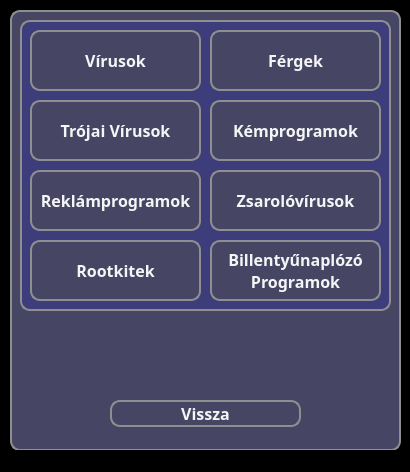
pkristof1999/Szakdolgozat, file src/main/resources/ui/dark/darkChooseLearning.ui: the form before one commit.
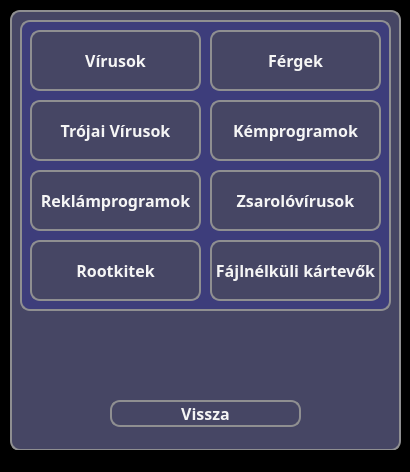
The form after the commit.

What changed in the file:
```diff
--- a/src/main/resources/ui/dark/darkChooseLearning.ui
+++ b/src/main/resources/ui/dark/darkChooseLearning.ui
@@ -313,8 +313,7 @@
 }</string>
       </property>
       <property name="text">
-       <string>Billentyűnaplózó
-Programok</string>
+       <string>Fájlnélküli kártevők</string>
       </property>
      </widget>
      <widget class="QPushButton" name="rootkits">
```
Left out of the diff: 2 changed lines with no effect on the pictures.
